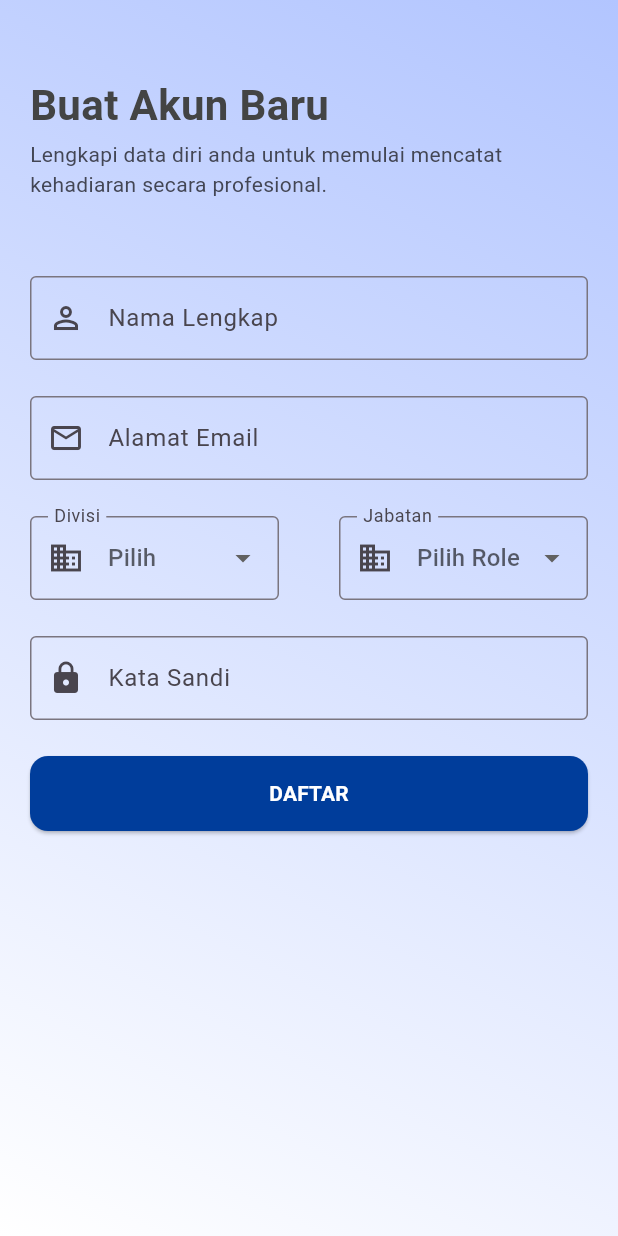
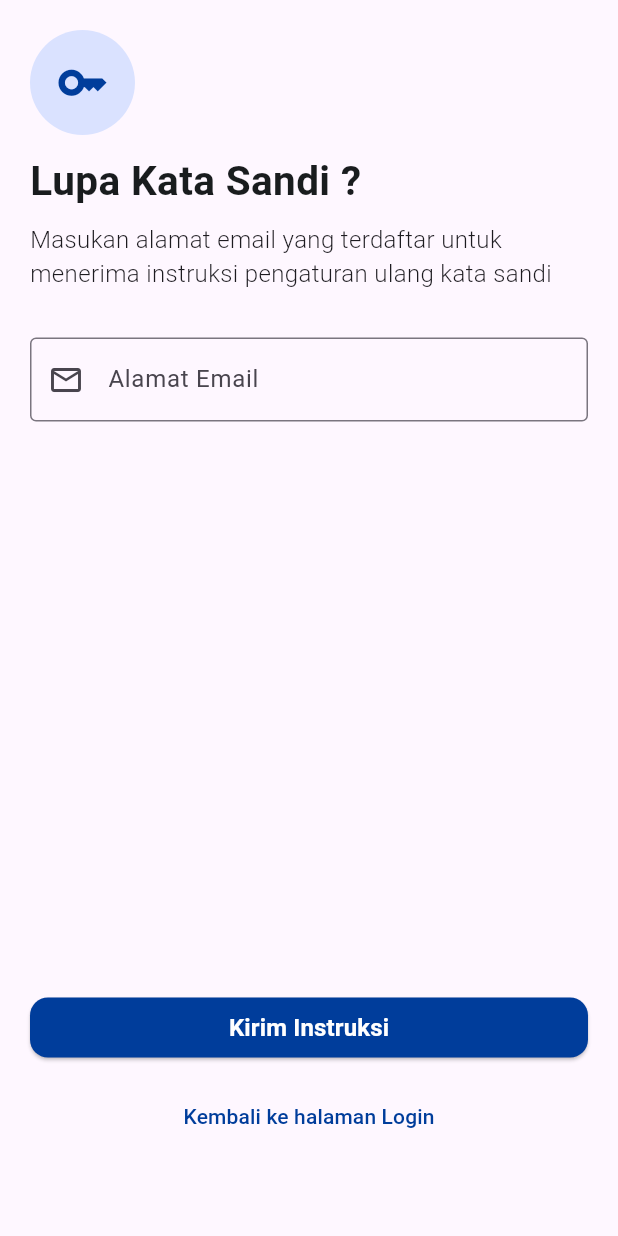
Before and after one commit to hernandoferry/sintakqu_attendance, a Flutter app: the screen it shows after launch, on a phone screen of 412 x 824 dp. Run offline on Flutter 3.47's test engine with Material 3 defaults, Android fonts, the phone set to English and light mode, and no system bars.

Commit message:
add : page lupa password done

```diff
--- /dev/null
+++ b/lib/forgot_password.dart
@@ -0,0 +1,107 @@
+import 'package:flutter/material.dart';
+
+class ForgotPassword extends StatefulWidget {
+  const ForgotPassword({super.key});
+
+  @override
+  _ForgotPasswordState createState() => _ForgotPasswordState();
+}
+
+final _inpResetMailController = TextEditingController();
+
+class _ForgotPasswordState extends State<ForgotPassword> {
+  @override
+  Widget build(BuildContext context) {
+    return Scaffold(
+      body: SafeArea(
+        child: Padding(
+          padding: EdgeInsetsGeometry.only(left: 20, right: 20),
+          child: Column(
+            crossAxisAlignment: CrossAxisAlignment.start,
+            children: [
+              SizedBox(height: 20),
+              CircleAvatar(
+                radius: 35,
+                backgroundColor: Color(0xFFDAE2FF),
+                child: const Icon(
+                  Icons.key_outlined,
+                  size: 35,
+                  color: Color(0XFF003D9B),
+                ),
+              ),
+              SizedBox(height: 11),
+              Text(
+                'Lupa Kata Sandi ?',
+                style: TextStyle(
+                  fontSize: 27,
+                  fontWeight: FontWeight.bold,
+                  color: Color(0xFF191C1E),
+                ),
+              ),
+              SizedBox(height: 8),
+              Text(
+                'Masukan alamat email yang terdaftar untuk menerima instruksi pengaturan ulang kata sandi',
+                style: TextStyle(fontSize: 16, fontWeight: FontWeight.w300),
+              ),
+
+              SizedBox(height: 31),
+
+              TextFormField(
+                controller: _inpResetMailController,
+                keyboardType: TextInputType.emailAddress,
+                decoration: InputDecoration(
+                  labelText: 'Alamat Email',
+                  hintText: 'example@mail.com',
+                  prefixIcon: Icon(Icons.mail_outlined),
+                  border: OutlineInputBorder(),
+                ),
+              ),
+              SizedBox(height: 380),
+
+              Center(
+                child: Column(
+                  children: [
+                    SizedBox(
+                      width: double.infinity,
+                      child: ElevatedButton(
+                        onPressed: () {},
+                        style: ElevatedButton.styleFrom(
+                          backgroundColor: Color(0XFF003D9B),
+                          shape: RoundedRectangleBorder(
+                            borderRadius: BorderRadiusGeometry.circular(12),
+                          ),
+                        ),
+                        child: const Text(
+                          'Kirim Instruksi',
+                          style: TextStyle(
+                            fontSize: 16,
+                            fontWeight: FontWeight.bold,
+                            color: Color(0XFFFFFFFF),
+                          ),
+                        ),
+                      ),
+                    ),
+
+                    SizedBox(height: 11),
+
+                    TextButton(
+                      onPressed: () {},
+                      child: const Text(
+                        'Kembali ke halaman Login',
+                        style: TextStyle(
+                          fontSize: 14,
+                          color: Color(0XFF003D9B),
+                          fontWeight: FontWeight.w500,
+                        ),
+                      ),
+                    ),
+                  ],
+                ),
+              ),
+            ],
+          ),
+        ),
+      ),
+    );
+  }
+}
--- a/lib/main.dart
+++ b/lib/main.dart
@@ -1,5 +1,6 @@
 import 'package:flutter/material.dart';
-import 'package:sintakqu_attendance/feature/register/registrasi.dart';
+import 'package:sintakqu_attendance/forgot_password.dart';
+// import 'package:sintakqu_attendance/feature/register/registrasi.dart';
 // import 'package:sintakqu_attendance/splash_screen.dart';
 
 void main() {
@@ -16,7 +17,8 @@ class MyApp extends StatelessWidget {
       title: 'Flutter Demo',
       theme: ThemeData(colorScheme: .fromSeed(seedColor: Colors.deepPurple)),
       // home: SplashScreen(),
-      home: Registrasi(),
+      // home: Registrasi(),
+      home: ForgotPassword(),
     );
   }
 }
```
